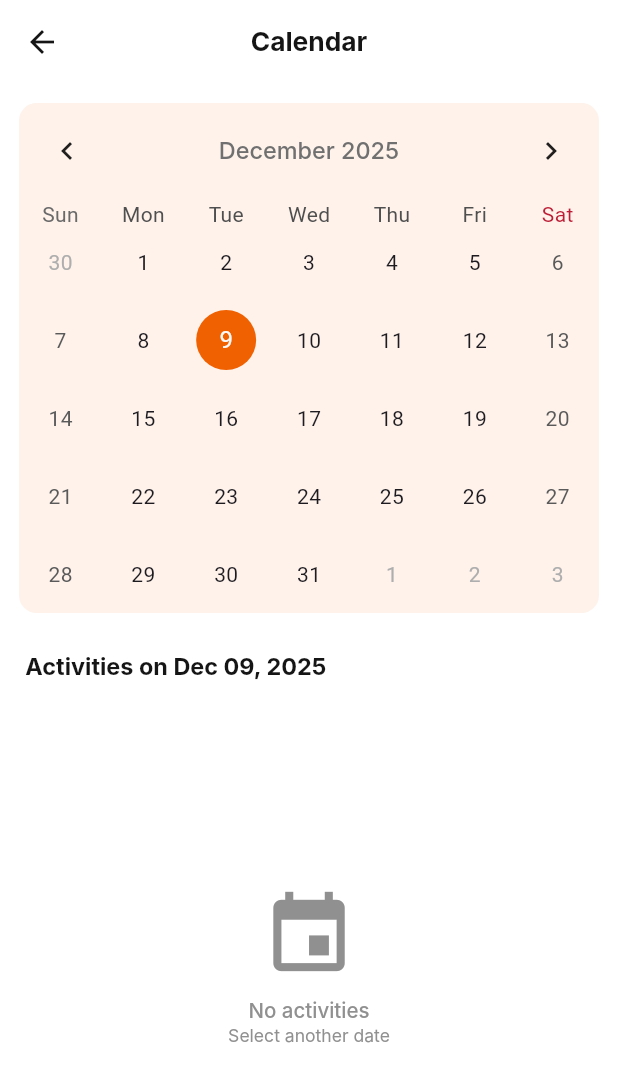
After one commit to Sanwor/lodge-app, a Flutter app: the Calendar screen opened directly, on a phone screen of 412 x 824 dp. The commit adds this screen. Shown: the top 1082 px of the screen. Run offline on Flutter 3.47's test engine with Material 3 defaults, Android fonts, the phone set to English and light mode, and no system bars; drawn by our look-alikes of table_calendar; our stand-ins replace cloud_firestore, firebase_auth, firebase_core, flutter_screenutil, get, get_storage; accounts and stored records are empty; Roboto replaces fonts that are missing (Inter).

Commit message:
[Modified] -added calendar features -added booking controller for calendar in record_controller

```diff
--- a/lib/src/app_config/app_styles.dart
+++ b/lib/src/app_config/app_styles.dart
@@ -33,7 +33,8 @@ const txtBlack    = Color(0xff151515);
 const txtBlack2   = Color(0xff3C3E42);
 const txtBlack3   = Color(0xff575757);
 const golden      = Color(0xffFFCC24);
-const green       = Color(0xffFFCC24);
+const green       = Color.fromARGB(255, 91, 255, 36);
+const green2      = Colors.green;
 const red         = Color(0xffBC1D35);
 const red2        = Color(0xffBA1E35);
 const red3        = Color(0xffBC1D37);
--- /dev/null
+++ b/lib/src/view/calendar.dart
@@ -0,0 +1,319 @@
+import 'package:family_home/src/app_config/app_styles.dart';
+import 'package:family_home/src/controllers/record_controller.dart';
+import 'package:family_home/src/models/guest_record_model.dart';
+import 'package:flutter/material.dart';
+import 'package:flutter_screenutil/flutter_screenutil.dart';
+import 'package:get/get.dart';
+import 'package:intl/intl.dart';
+import 'package:table_calendar/table_calendar.dart';
+
+class Calendar extends StatefulWidget {
+  const Calendar({super.key});
+
+  @override
+  State<Calendar> createState() => _CalendarState();
+}
+
+class _CalendarState extends State<Calendar> {
+  DateTime _focusedDay = DateTime.now();
+  DateTime? _selectedDay;
+  final recordController = Get.find<GuestRecordController>();
+  List<GuestRecordModel> _selectedEvents = [];
+
+  @override
+  void initState() {
+    super.initState();
+    _selectedDay = _focusedDay;
+    WidgetsBinding.instance.addPostFrameCallback((_) {
+      _updateSelectedEvents(_focusedDay);
+    });
+  }
+
+  void _updateSelectedEvents(DateTime day) {
+    final formattedDay = DateFormat('yyyy-MM-dd').format(day);
+
+    // Use records directly from controller without calling setState
+    _selectedEvents = recordController.records.where((record) {
+      return record.checkinDate == formattedDay;
+    }).toList();
+
+    // Only call setState if we're not currently building
+    if (mounted) {
+      setState(() {});
+    }
+  }
+
+  // Get events for calendar markers
+  List<String> _getEventsForDay(DateTime day) {
+    final formattedDay = DateFormat('yyyy-MM-dd').format(day);
+    return recordController.records
+        .where((record) => record.checkinDate == formattedDay)
+        .map((record) => record.name)
+        .toList();
+  }
+
+  @override
+  Widget build(BuildContext context) {
+    return Scaffold(
+      backgroundColor: white,
+      appBar: _appBar(),
+      body: Column(
+        children: [
+          calendar(),
+          SizedBox(height: 16.h),
+          eventsList(),
+        ],
+      ),
+    );
+  }
+
+  ///AppBar
+  _appBar() {
+    return AppBar(
+      backgroundColor: white,
+      elevation: 0,
+      centerTitle: true,
+      iconTheme: IconThemeData(color: txtBlack),
+      title: Text(
+        "Calendar",
+        style: interBold(size: 18.sp, color: txtBlack),
+      ),
+    );
+  }
+
+  ///CALENDAR
+  Widget calendar() {
+    return Container(
+      margin: EdgeInsets.all(12.w),
+      decoration: BoxDecoration(
+        color: orange.withValues(alpha: 0.08),
+        borderRadius: BorderRadius.circular(12.r),
+      ),
+      child: TableCalendar(
+        firstDay: DateTime.now().subtract(const Duration(days: 365)),
+        lastDay: DateTime.now().add(const Duration(days: 365)),
+        focusedDay: _focusedDay,
+
+        // Mark days with events
+        eventLoader: _getEventsForDay,
+
+        // Event indicator
+        calendarBuilders: CalendarBuilders(
+
+          //Activity Marker
+          markerBuilder: (context, day, events) {
+            if (events.isNotEmpty) {
+              return Positioned(
+                right: 1,
+                bottom: 1,
+                child: Container(
+                  width: 8.w,
+                  height: 8.w,
+                  decoration: BoxDecoration(
+                    color: orange,
+                    shape: BoxShape.circle,
+                  ),
+                ),
+              );
+            }
+            return null;
+          },
+
+          dowBuilder: (context, day) {
+            if (day.weekday == DateTime.saturday) {
+              final text = DateFormat.E().format(day);
+              return Center(
+                child: Text(
+                  text,
+                  style: TextStyle(color: red),
+                ),
+              );
+            }
+            return null;
+          },
+        ),
+
+        selectedDayPredicate: (day) {
+          return isSameDay(_selectedDay, day);
+        },
+
+        onDaySelected: (selectedDay, focusedDay) {
+          if (!isSameDay(_selectedDay, selectedDay)) {
+            _selectedDay = selectedDay;
+            _focusedDay = focusedDay;
+            _updateSelectedEvents(selectedDay);
+          }
+        },
+
+        onPageChanged: (focusedDay) {
+          _focusedDay = focusedDay;
+        },
+
+        headerStyle: HeaderStyle(
+          formatButtonVisible: false,
+          titleCentered: true,
+          titleTextStyle: interMedium(size: 16.sp),
+        ),
+
+        calendarStyle: CalendarStyle(
+          todayDecoration: BoxDecoration(
+            color: orange.withValues(alpha: 0.2),
+            shape: BoxShape.circle,
+          ),
+          selectedDecoration: BoxDecoration(
+            color: orange,
+            shape: BoxShape.circle,
+          ),
+        ),
+      ),
+    );
+  }
+
+  /// EVENTS LIST - Remove Obx from here
+  Widget eventsList() {
+    return Expanded(
+      child: Padding(
+        padding: EdgeInsets.symmetric(horizontal: 16.w),
+        child: Column(
+          crossAxisAlignment: CrossAxisAlignment.start,
+          children: [
+            Text(
+              _selectedDay == null
+                  ? "Select a date"
+                  : "Activities on ${DateFormat('MMM dd, yyyy').format(_selectedDay!)}",
+              style: interBold(size: 16.sp, color: txtBlack),
+            ),
+            SizedBox(height: 12.h),
+
+            if (_selectedEvents.isEmpty)
+              Expanded(
+                child: Center(
+                  child: Column(
+                    mainAxisAlignment: MainAxisAlignment.center,
+                    children: [
+                      Icon(Icons.event, size: 60.w, color: txtGrey2),
+                      SizedBox(height: 12.h),
+                      Text(
+                        "No activities",
+                        style: interMedium(size: 14.sp, color: txtGrey2),
+                      ),
+                      SizedBox(height: 4.h),
+                      Text(
+                        "Select another date",
+                        style: interRegular(size: 12.sp, color: txtGrey2),
+                      ),
+                    ],
+                  ),
+                ),
+              )
+            else
+              Expanded(
+                child: ListView.builder(
+                  itemCount: _selectedEvents.length,
+                  itemBuilder: (context, index) {
+                    final record = _selectedEvents[index];
+                    return eventCard(record);
+                  },
+                ),
+              ),
+          ],
+        ),
+      ),
+    );
+  }
+
+  /// EVENT CARD
+  Widget eventCard(GuestRecordModel record) {
+    final isCheckedOut = record.checkoutDate != null && record.checkoutDate!.isNotEmpty;
+
+    return Container(
+      margin: EdgeInsets.only(bottom: 12.h),
+      padding: EdgeInsets.all(16.w),
+      decoration: BoxDecoration(
+        color: orange.withValues(alpha: 0.08),
+        borderRadius: BorderRadius.circular(12.r),
+        boxShadow: [
+          BoxShadow(
+            color: black.withValues(alpha: 0.05),
+            blurRadius: 8,
+            offset: const Offset(0, 2),
+          ),
+        ],
+      ),
+      child: Column(
+        crossAxisAlignment: CrossAxisAlignment.start,
+        children: [
+          Row(
+            mainAxisAlignment: MainAxisAlignment.spaceBetween,
+            children: [
+              Expanded(
+                child: Text(
+                  record.name,
+                  style: interBold(size: 16.sp, color: txtBlack),
+                  overflow: TextOverflow.ellipsis,
+                ),
+              ),
+              Container(
+                padding: EdgeInsets.symmetric(horizontal: 8.w, vertical: 4.h),
+                decoration: BoxDecoration(
+                  color: isCheckedOut ? grey :  green,
+                  borderRadius: BorderRadius.circular(6.r),
+                ),
+                child: Text(
+                  isCheckedOut ? "Checked Out" : "Active",
+                  style: interMedium(
+                    size: 12.sp,
+                    color: txtBlack,
+                  ),
+                ),
+              ),
+            ],
+          ),
+          SizedBox(height: 8.h),
+
+          Row(
+            children: [
+              Icon(Icons.meeting_room, size: 14.w, color: txtGrey2),
+              SizedBox(width: 4.w),
+              Text(
+                "Room ${record.roomNo}",
+                style: interRegular(size: 13.sp, color: txtGrey2),
+              ),
+              SizedBox(width: 16.w),
+              Icon(Icons.access_time, size: 14.w, color: txtGrey2),
+              SizedBox(width: 4.w),
+              Text(
+                record.checkinTime,
+                style: interRegular(size: 13.sp, color: txtGrey2),
+              ),
+            ],
+          ),
+          SizedBox(height: 8.h),
+
+          if (record.checkoutDate != null && record.checkoutDate!.isNotEmpty)
+            Row(
+              children: [
+                Icon(Icons.logout, size: 14.w, color: orange),
+                SizedBox(width: 4.w),
+                Text(
+                  "Checked out: ${record.checkoutDate} ${record.checkoutTime ?? ''}",
+                  style: interRegular(size: 13.sp, color: orange),
+                ),
+              ],
+            )
+          else
+            Row(
+              children: [
+                Icon(Icons.login, size: 14.w, color: green2),
+                SizedBox(width: 4.w),
+                Text(
+                  "Currently staying",
+                  style: interRegular(size: 13.sp, color: green2),
+                ),
+              ],
+            ),
+        ],
+      ),
+    );
+  }
+}
--- a/lib/src/view/home_page.dart
+++ b/lib/src/view/home_page.dart
@@ -22,6 +22,7 @@ class _HomePageState extends State<HomePage> with SingleTickerProviderStateMixin
   String formattedDate = DateFormat('yyyy-MM-dd').format(DateTime.now());
   CustomMenubar drawer = Get.put(CustomMenubar());
   late final TabController _tabController;
+  // ignore: unused_field
   int _currentTabIndex = 0;
 
   @override
--- a/lib/src/widget/custom_menubar.dart
+++ b/lib/src/widget/custom_menubar.dart
@@ -1,3 +1,4 @@
+import 'package:family_home/src/view/calendar.dart';
 import 'package:family_home/src/view/manage_menu.dart';
 import 'package:family_home/src/view/manage_rooms.dart';
 import 'package:flutter/material.dart';
@@ -82,9 +83,11 @@ class CustomMenubar extends StatelessWidget {
           },
         ),
         _menuItem(
-          icon: Icons.people,
-          title: "Guests",
-          onTap: () {},
+          icon: Icons.calendar_month,
+          title: "Calendar",
+          onTap: () {
+            Get.to(()=>Calendar());
+          },
         ),
       ],
     );
--- a/pubspec.yaml
+++ b/pubspec.yaml
@@ -41,6 +41,7 @@ dependencies:
   intl: ^0.20.2
   firebase_auth: ^6.1.2
   get_storage: ^2.1.1
+  table_calendar: ^3.2.0
 
 dev_dependencies:
   flutter_test:
```
Also changed, not shown: lib/src/controllers/record_controller.dart (+49 -0 lines), lib/src/view/checkout_page.dart (+17 -11 lines), pubspec.lock.
